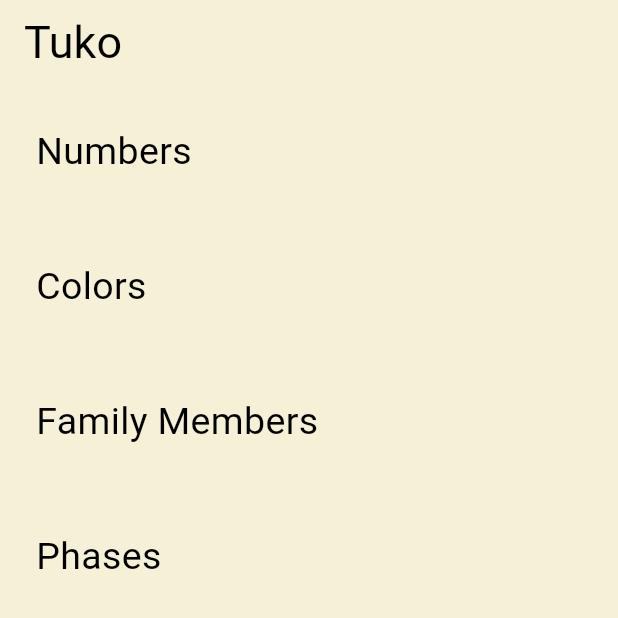
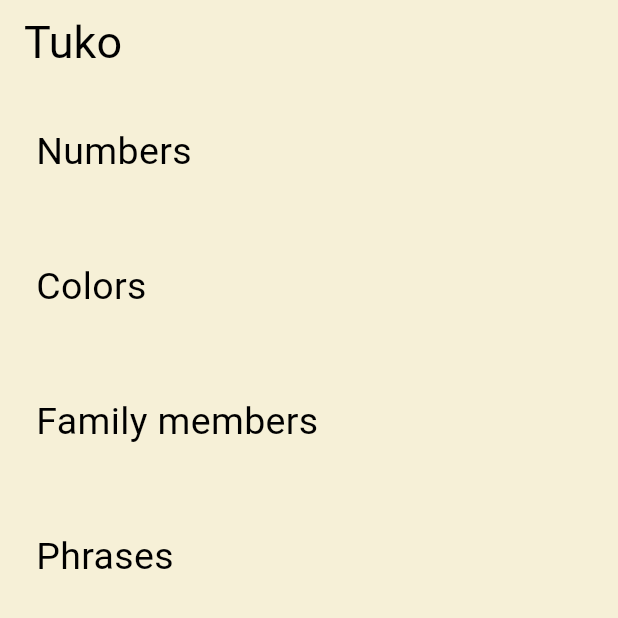
Before and after one commit to ArwaMFarid/Tuko_App, a Flutter app: the screen it shows after launch, on a phone screen of 412 x 824 dp, the top half of it. Run offline on Flutter 3.47's test engine with Material 3 defaults, Android fonts, the phone set to English and light mode, and no system bars; our stand-ins replace audioplayers.

Commit message:
feat: - edit on spilling of some words

```diff
--- a/lib/main.dart
+++ b/lib/main.dart
@@ -4,7 +4,7 @@ import 'package:tuko_app/screens/color_screen.dart';
 import 'package:tuko_app/screens/family_screen.dart';
 import 'package:tuko_app/screens/home_screen.dart';
 import 'package:tuko_app/screens/number_screen.dart';
-import 'package:tuko_app/screens/phases_screen.dart';
+import 'package:tuko_app/screens/phrases_screen.dart';
 
 
 void main() {
@@ -32,7 +32,7 @@ class TukoApp extends StatelessWidget {
           NumberScreen.routeName: (context) => NumberScreen(),
           ColorScreen.routeName: (context) => ColorScreen(),
           FamilyScreen.routeName: (context) => FamilyScreen(),
-          PhasesScreen.routeName: (context) => PhasesScreen(),
+          PhrasesScreen.routeName: (context) => PhrasesScreen(),
         },
         home: HomeScreen()
     );
--- a/lib/screens/family_screen.dart
+++ b/lib/screens/family_screen.dart
@@ -83,7 +83,7 @@ class _FamilyScreenState extends State<FamilyScreen> {
     return Scaffold(
 
       appBar: AppBar(
-        title: Text("Family Members", style: TextStyle(color: AppColor.black,fontSize: 28),),
+        title: Text("Family members", style: TextStyle(color: AppColor.black,fontSize: 28),),
       ),
       body: ListView.builder(
         itemCount: familyList.length,
--- a/lib/screens/home_screen.dart
+++ b/lib/screens/home_screen.dart
@@ -4,13 +4,13 @@ import 'package:tuko_app/core/app_color.dart';
 import 'package:tuko_app/screens/color_screen.dart';
 import 'package:tuko_app/screens/family_screen.dart';
 import 'package:tuko_app/screens/number_screen.dart';
-import 'package:tuko_app/screens/phases_screen.dart';
+import 'package:tuko_app/screens/phrases_screen.dart';
 
 
 class HomeScreen extends StatefulWidget {
   static const String routeName = "HomeScreen";
-  final List<String> items = ["Numbers", "Colors", "Family Members", "Phases"];
-  final List<Widget> screens = [NumberScreen(), ColorScreen(), FamilyScreen(), PhasesScreen()];
+  final List<String> items = ["Numbers", "Colors", "Family members", "Phrases"];
+  final List<Widget> screens = [NumberScreen(), ColorScreen(), FamilyScreen(), PhrasesScreen()];
 
   HomeScreen({super.key});
 
```
Also changed, not shown: lib/screens/phrases_screen.dart (renamed from lib/screens/phases_screen.dart, +4 -4 lines).
